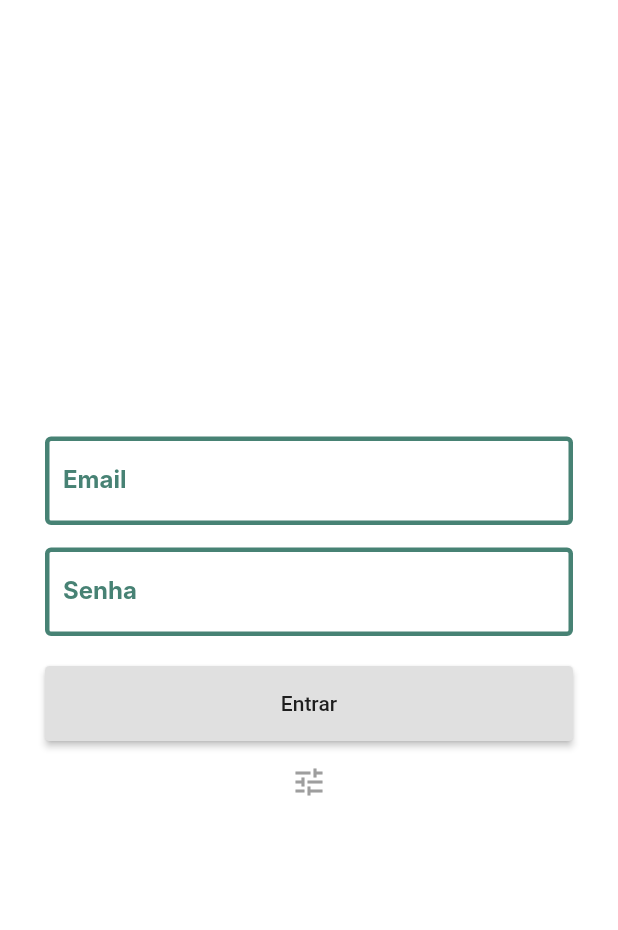
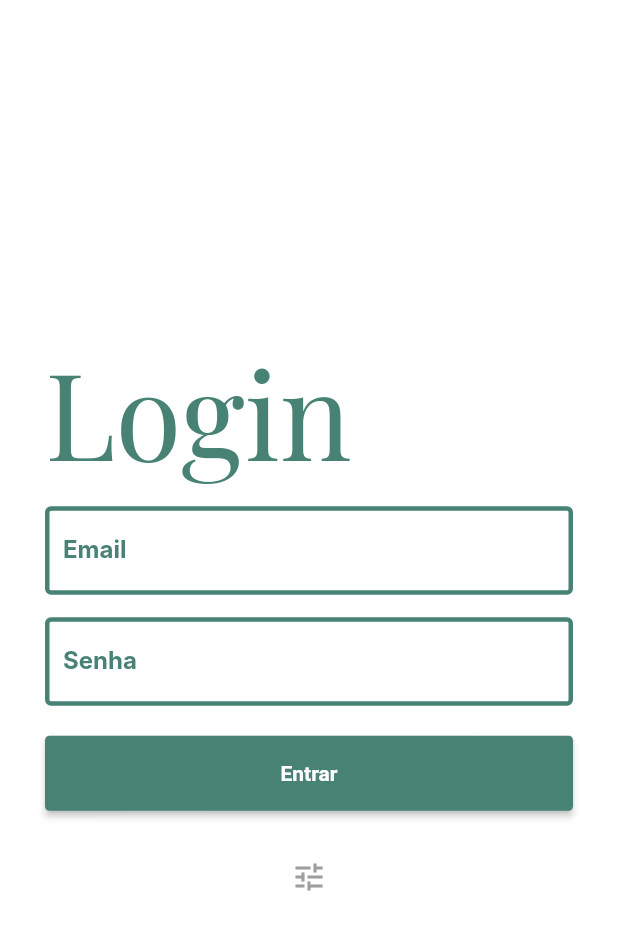
Before and after one commit to gilvano/App, a Flutter app: the screen it shows after launch, on a phone screen of 412 x 824 dp. Shown: the top 930 px of the screen. Run offline on Flutter 3.47's test engine with Material 2 defaults, Android fonts, the phone set to English and light mode, and no system bars; Roboto replaces fonts that are missing (Inter).

Commit message:
feat: Tela de login

```diff
--- a/lib/src/app/login.dart
+++ b/lib/src/app/login.dart
@@ -18,6 +18,17 @@ class _LoginState extends State<Login> {
               crossAxisAlignment: CrossAxisAlignment.start,
               mainAxisAlignment: MainAxisAlignment.center,
               children: [
+                Padding(
+                  padding: EdgeInsets.only(bottom: 10.0),
+                  child: Text(
+                    'Login',
+                    style: TextStyle(
+                      fontFamily: 'PlayfairDisplay',
+                      fontSize: 80.0,
+                      color: Color.fromRGBO(71, 130, 116, 1.0),
+                    ),
+                  ),
+                ),
                 Container(
                   child: Column(
                     mainAxisAlignment: MainAxisAlignment.center,
@@ -39,12 +50,17 @@ class _LoginState extends State<Login> {
                   height: 50,
                   margin: EdgeInsets.only(top: 20),
                   child: RaisedButton(
+                      color: Color.fromRGBO(71, 130, 116, 1.0),
                       shape: RoundedRectangleBorder(
                         borderRadius: new BorderRadius.circular(3.0),
                       ),
                       child: Center(
                         child: Text(
                           "Entrar",
+                          style: TextStyle(
+                            color: Colors.white,
+                            fontWeight: FontWeight.bold,
+                          ),
                         ),
                       ),
                       onPressed: () {}),
@@ -55,10 +71,13 @@ class _LoginState extends State<Login> {
                     crossAxisAlignment: CrossAxisAlignment.center,
                     children: [
                       Center(
-                        child: Icon(Icons.tune,
+                        child: IconButton(
+                            padding: EdgeInsets.only(top: 10.0),
+                            icon: Icon(Icons.tune),
                             color: Colors.grey,
-                            size: 24.0,
-                            semanticLabel: 'Configurações do servidor'),
+                            iconSize: 24.0,
+                            onPressed: () {},
+                        ),
                       ),
                     ],
                   ),
```
Also changed, not shown: pubspec.yaml (+10 -6 lines), fonts/PlayfairDisplay-Regular.ttf (added), lib/src/main.dart (line endings or trailing spaces).
